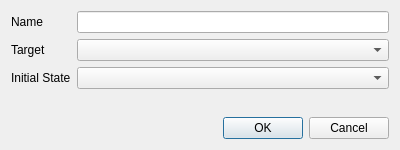
Before: the Qt Designer form app/src/main/cpp/pcsx2/pcsx2-qt/Debugger/Docking/LayoutEditorDialog.ui in Solven190/EmuCoreX, drawn with Qt 5.
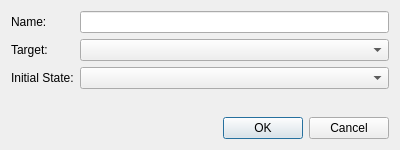
After: the same form once the commit is applied.

Patch:
```diff
--- a/app/src/main/cpp/pcsx2/pcsx2-qt/Debugger/Docking/LayoutEditorDialog.ui
+++ b/app/src/main/cpp/pcsx2/pcsx2-qt/Debugger/Docking/LayoutEditorDialog.ui
@@ -10,6 +10,12 @@
     <height>150</height>
    </rect>
   </property>
+  <property name="maximumSize">
+   <size>
+    <width>600</width>
+    <height>300</height>
+   </size>
+  </property>
   <property name="windowTitle">
    <string/>
   </property>
@@ -19,7 +25,7 @@
      <item row="0" column="0">
       <widget class="QLabel" name="nameLabel">
        <property name="text">
-        <string>Name</string>
+        <string>Name:</string>
        </property>
        <property name="buddy">
         <cstring>nameEditor</cstring>
@@ -29,7 +35,7 @@
      <item row="1" column="0">
       <widget class="QLabel" name="cpuLabel">
        <property name="text">
-        <string>Target</string>
+        <string>Target:</string>
        </property>
        <property name="buddy">
         <cstring>cpuEditor</cstring>
@@ -39,7 +45,7 @@
      <item row="2" column="0">
       <widget class="QLabel" name="initialStateLabel">
        <property name="text">
-        <string>Initial State</string>
+        <string>Initial State:</string>
        </property>
        <property name="buddy">
         <cstring>initialStateEditor</cstring>
```
